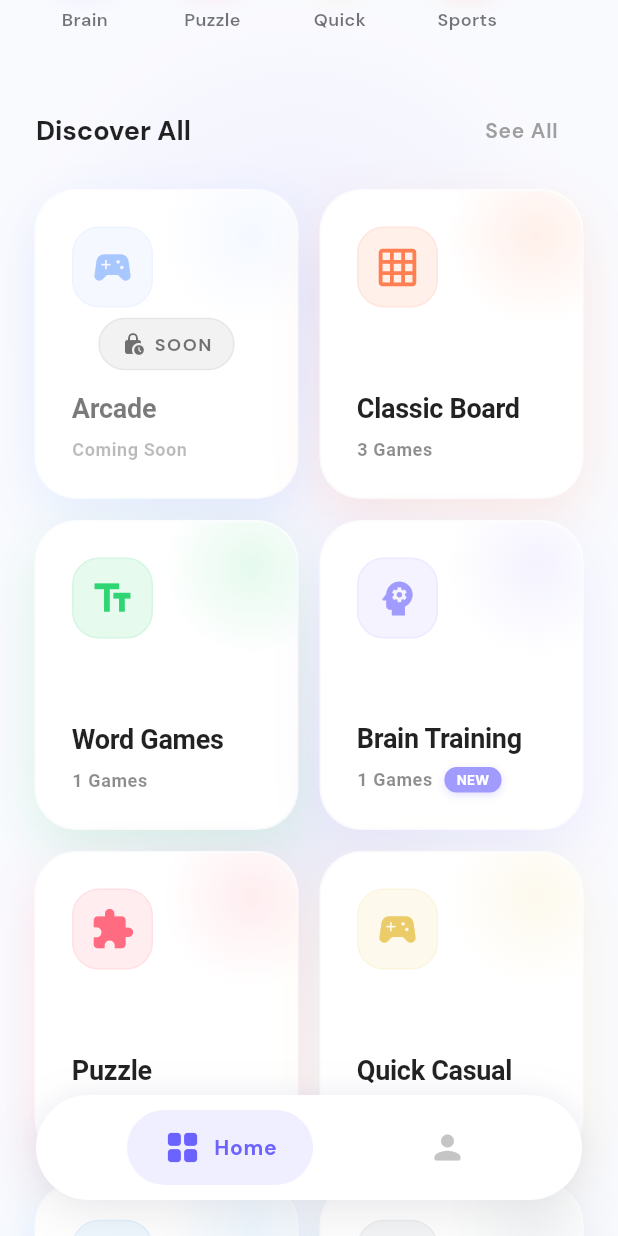
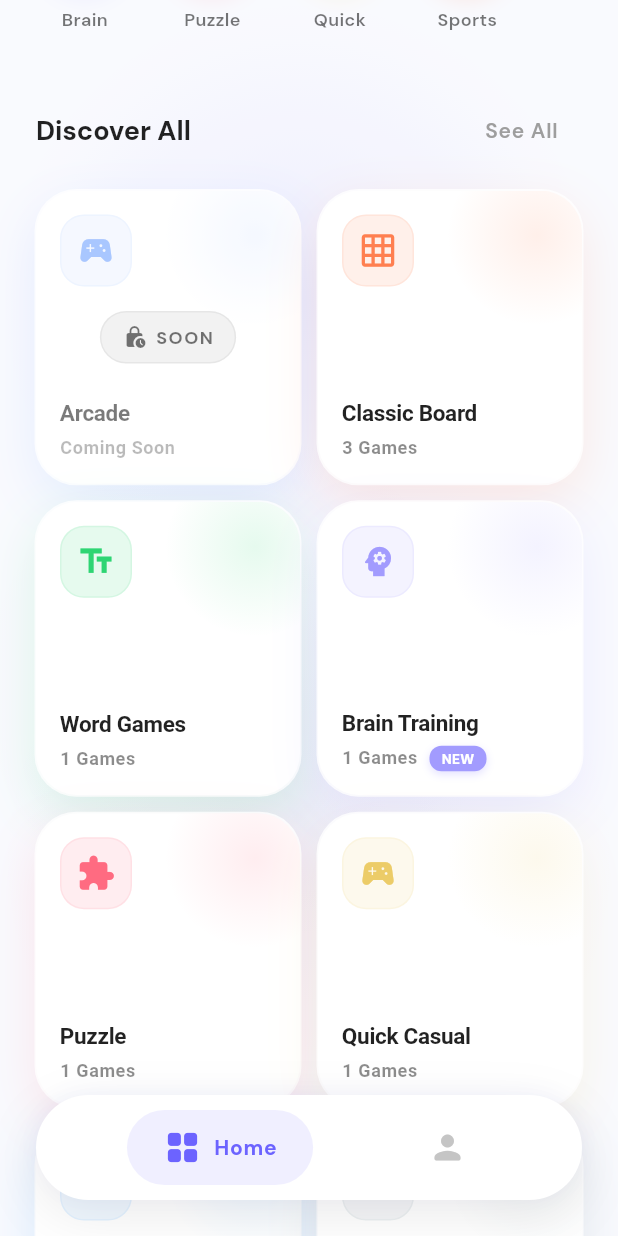
Before and after one commit to MohammedSafwan10/gameverse, a Flutter app: the screen it shows after launch, scrolled down 576 dp, on a phone screen of 412 x 824 dp. Run offline on Flutter 3.47's test engine with Material 3 defaults, Android fonts, the phone set to English and light mode, and no system bars; drawn by our look-alikes of flutter_animate; our stand-ins replace audioplayers, confetti, equatable, flutter_svg, get, get_storage and 3 more.

Commit message:
style: polish mobile layout spacing and cleanup

```diff
--- a/lib/games/puzzle/block_merge/controllers/game_controller.dart
+++ b/lib/games/puzzle/block_merge/controllers/game_controller.dart
@@ -617,10 +617,12 @@ class BlockMergeController extends GetxController {
     return true;
   }
 
-  void exitGame() {
+  void exitGame({bool popRoute = true}) {
     _gameTimer?.cancel();
     clearGameState();
-    Get.back();
+    if (popRoute) {
+      Get.back();
+    }
   }
 
   Future<bool> onWillPop() async {
--- a/lib/screens/home/home_screen.dart
+++ b/lib/screens/home/home_screen.dart
@@ -79,9 +79,9 @@ class HomeScreen extends GetView<HomeController> {
                         crossAxisCount: MediaQuery.of(context).size.width > 900
                             ? 4
                             : (MediaQuery.of(context).size.width > 600 ? 3 : 2),
-                        childAspectRatio: 0.85,
-                        crossAxisSpacing: 16,
-                        mainAxisSpacing: 16,
+                        childAspectRatio: MediaQuery.of(context).size.width > 600 ? 0.85 : 0.9,
+                        crossAxisSpacing: 12,
+                        mainAxisSpacing: 12,
                       ),
                       delegate: SliverChildBuilderDelegate(
                         (context, index) {
--- a/lib/widgets/animated_game_card.dart
+++ b/lib/widgets/animated_game_card.dart
@@ -82,18 +82,20 @@ class AnimatedGameCard extends StatelessWidget {
                   ),
 
                   Padding(
-                    padding: const EdgeInsets.all(24),
+                    padding: EdgeInsets.all(
+                      MediaQuery.of(context).size.width > 600 ? 24 : 16,
+                    ),
                     child: Column(
                       crossAxisAlignment: CrossAxisAlignment.start,
                       mainAxisAlignment: MainAxisAlignment.spaceBetween,
                       children: [
                         // Icon Container with soft glow
                         Container(
-                          width: 54,
-                          height: 54,
+                          width: 48,
+                          height: 48,
                           decoration: BoxDecoration(
                             color: color.withValues(alpha: 0.12),
-                            borderRadius: BorderRadius.circular(18),
+                            borderRadius: BorderRadius.circular(16),
                             border: Border.all(
                               color: color.withValues(alpha: 0.1),
                               width: 1,
@@ -102,11 +104,11 @@ class AnimatedGameCard extends StatelessWidget {
                           child: Icon(
                             icon,
                             color: color,
-                            size: 30,
+                            size: 26,
                           ),
                         ),
 
-                        const SizedBox(height: 16),
+                        const Spacer(),
 
                         Column(
                           crossAxisAlignment: CrossAxisAlignment.start,
@@ -119,10 +121,11 @@ class AnimatedGameCard extends StatelessWidget {
                                   ?.copyWith(
                                     fontWeight: FontWeight.bold,
                                     color: Colors.black87,
-                                    fontSize: 18,
+                                    fontSize: MediaQuery.of(context).size.width > 600 ? 18 : 15,
                                     letterSpacing: -0.2,
+                                    height: 1.2,
                                   ),
-                              maxLines: 1,
+                              maxLines: 2,
                               overflow: TextOverflow.ellipsis,
                             ),
                             const SizedBox(height: 6),
```
Also changed, not shown: lib/screens/settings/settings_screen.dart (+7 -1 lines), pubspec.lock.
